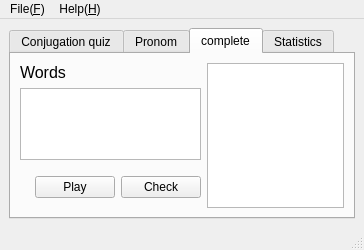
shijie-xu/conj, file mainwindow.ui: the form before one commit.
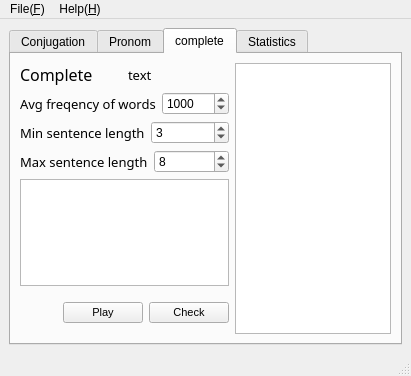
The form after the commit.

Commit message: add feature: complete ordered by difficulty;

The edit to the form file:
```diff
--- a/mainwindow.ui
+++ b/mainwindow.ui
@@ -6,8 +6,8 @@
    <rect>
     <x>0</x>
     <y>0</y>
-    <width>364</width>
-    <height>236</height>
+    <width>411</width>
+    <height>376</height>
    </rect>
   </property>
   <property name="windowTitle">
@@ -22,7 +22,7 @@
       </property>
       <widget class="QWidget" name="tab">
        <attribute name="title">
-        <string>Conjugation quiz</string>
+        <string>Conjugation</string>
        </attribute>
        <layout class="QHBoxLayout" name="horizontalLayout_4">
         <item>
@@ -148,32 +148,127 @@
        <attribute name="title">
         <string>complete</string>
        </attribute>
-       <layout class="QHBoxLayout" name="horizontalLayout_10">
+       <layout class="QHBoxLayout" name="horizontalLayout_14">
         <item>
-         <layout class="QHBoxLayout" name="horizontalLayout_9">
+         <layout class="QHBoxLayout" name="horizontalLayout_13">
           <item>
            <layout class="QVBoxLayout" name="verticalLayout_5">
             <item>
+             <layout class="QHBoxLayout" name="horizontalLayout_12">
+              <item>
              <widget class="QLabel" name="lbl_words">
               <property name="font">
                <font>
-                <family>MS Shell Dlg 2</family>
+                  <family>Cascadia Code</family>
                 <pointsize>12</pointsize>
                </font>
               </property>
               <property name="text">
-               <string>Words</string>
-              </property>
-             </widget>
+                 <string>Complete</string>
+                </property>
+               </widget>
+              </item>
+              <item>
+               <widget class="QLabel" name="lbl_complete_info">
+                <property name="font">
+                 <font>
+                  <family>Cascadia Code</family>
+                  <pointsize>10</pointsize>
+                 </font>
+                </property>
+                <property name="text">
+                 <string>text</string>
+                </property>
+               </widget>
+              </item>
+             </layout>
+            </item>
+            <item>
+             <layout class="QHBoxLayout" name="horizontalLayout_9">
+              <item>
+               <widget class="QLabel" name="label">
+                <property name="font">
+                 <font>
+                  <family>Cascadia Code</family>
+                  <pointsize>10</pointsize>
+                 </font>
+                </property>
+                <property name="text">
+                 <string>Avg freqency of words</string>
+                </property>
+               </widget>
+              </item>
+              <item>
+               <widget class="QSpinBox" name="spin_freq">
+                <property name="maximum">
+                 <number>100000</number>
+                </property>
+                <property name="value">
+                 <number>1000</number>
+                </property>
+                <property name="displayIntegerBase">
+                 <number>10</number>
+                </property>
+               </widget>
+              </item>
+             </layout>
+            </item>
+            <item>
+             <layout class="QHBoxLayout" name="horizontalLayout_10">
+              <item>
+               <widget class="QLabel" name="label_2">
+                <property name="font">
+                 <font>
+                  <family>Cascadia Code</family>
+                  <pointsize>10</pointsize>
+                 </font>
+                </property>
+                <property name="text">
+                 <string>Min sentence length</string>
+                </property>
+               </widget>
+              </item>
+              <item>
+               <widget class="QSpinBox" name="spin_min">
+                <property name="value">
+                 <number>3</number>
+                </property>
+               </widget>
+              </item>
+             </layout>
+            </item>
+            <item>
+             <layout class="QHBoxLayout" name="horizontalLayout_11">
+              <item>
+               <widget class="QLabel" name="label_3">
+                <property name="font">
+                 <font>
+                  <family>Cascadia Code</family>
+                  <pointsize>10</pointsize>
+                 </font>
+                </property>
+                <property name="text">
+                 <string>Max sentence length</string>
+                </property>
+               </widget>
+              </item>
+              <item>
+               <widget class="QSpinBox" name="spin_max">
+                <property name="value">
+                 <number>8</number>
+                </property>
+               </widget>
+              </item>
+             </layout>
             </item>
             <item>
              <widget class="QTextEdit" name="te_sentence">
               <property name="font">
                <font>
-                <family>Times New Roman</family>
+                <family>Cascadia Code</family>
                 <pointsize>12</pointsize>
-                <weight>75</weight>
-                <bold>true</bold>
+                <weight>50</weight>
+                <bold>false</bold>
                </font>
               </property>
              </widget>
@@ -186,10 +281,10 @@
                  <widget class="QLabel" name="lbl_origin">
                   <property name="font">
                    <font>
-                    <family>Times New Roman</family>
-                    <pointsize>12</pointsize>
-                    <weight>75</weight>
-                    <bold>true</bold>
+                    <family>Cascadia Code</family>
+                    <pointsize>10</pointsize>
+                    <weight>50</weight>
+                    <bold>false</bold>
                    </font>
                   </property>
                   <property name="text">
@@ -201,10 +296,10 @@
                  <widget class="QLabel" name="lbl_sent">
                   <property name="font">
                    <font>
-                    <family>Times New Roman</family>
-                    <pointsize>12</pointsize>
-                    <weight>75</weight>
-                    <bold>true</bold>
+                    <family>Cascadia Code</family>
+                    <pointsize>10</pointsize>
+                    <weight>50</weight>
+                    <bold>false</bold>
                    </font>
                   </property>
                   <property name="text">
@@ -216,6 +311,11 @@
               </item>
               <item>
                <widget class="QPushButton" name="btn_play">
+                <property name="font">
+                 <font>
+                  <pointsize>8</pointsize>
+                 </font>
+                </property>
                 <property name="text">
                  <string>Play</string>
                 </property>
@@ -223,6 +323,11 @@
               </item>
               <item>
                <widget class="QPushButton" name="btn_ok">
+                <property name="font">
+                 <font>
+                  <pointsize>8</pointsize>
+                 </font>
+                </property>
                 <property name="text">
                  <string>Check</string>
                 </property>
@@ -236,10 +341,10 @@
            <widget class="QListWidget" name="lst_words">
             <property name="font">
              <font>
-              <family>Times New Roman</family>
+              <family>Cascadia Code</family>
               <pointsize>12</pointsize>
-              <weight>75</weight>
-              <bold>true</bold>
+              <weight>50</weight>
+              <bold>false</bold>
              </font>
             </property>
            </widget>
@@ -267,7 +372,7 @@
     <rect>
      <x>0</x>
      <y>0</y>
-     <width>364</width>
+     <width>411</width>
      <height>17</height>
     </rect>
    </property>
```
Left out of the diff: 20 changed lines with no effect on the pictures. Lines whose indentation alone changed are shown as unchanged. The commit also changes 3 other files.
